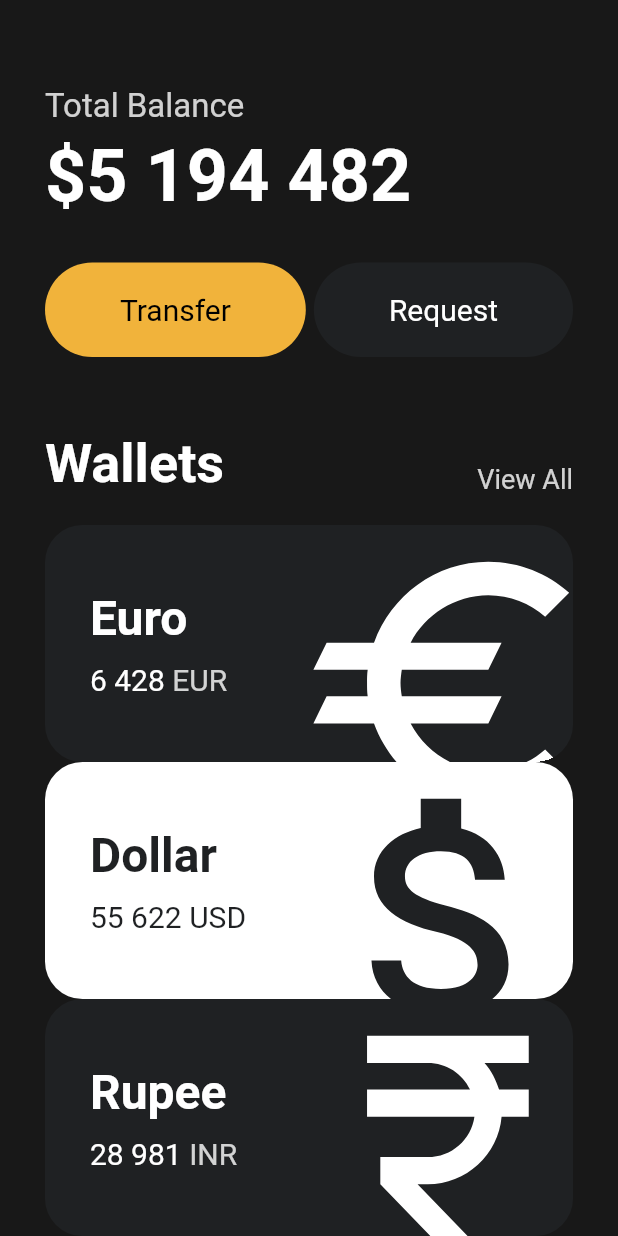
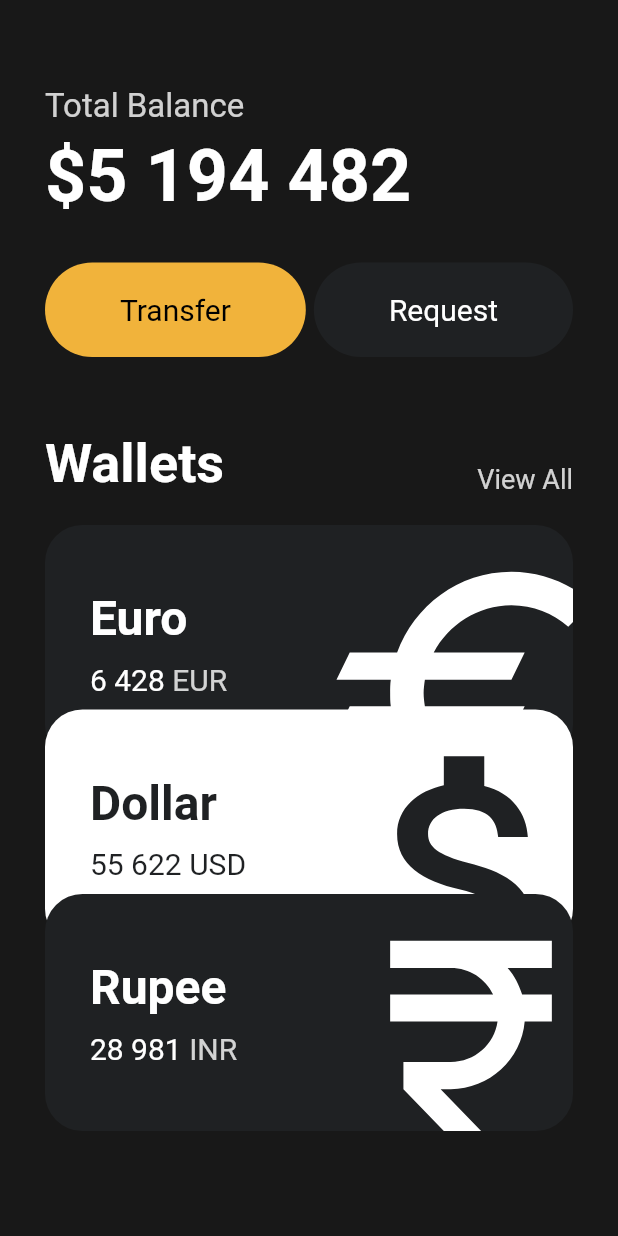
Before and after one commit to July249/flutter-tutorial, a Flutter app: the screen it shows after launch, scrolled down 146 dp, on a phone screen of 412 x 824 dp. Run offline on Flutter 3.47's test engine with Material 2 defaults, Android fonts, the phone set to English and light mode, and no system bars.

Commit message:
Transform.translate을 이용하여 카드 위치 이동

```diff
--- a/ui_challenge/lib/main.dart
+++ b/ui_challenge/lib/main.dart
@@ -116,26 +116,35 @@ class App extends StatelessWidget {
                 const SizedBox(
                   height: 20,
                 ),
-                const CurrencyCard(
+                Transform.translate(
+                  offset: const Offset(0, 0),
+                  child: const CurrencyCard(
                     icon: Icons.euro_outlined,
                     isInverted: false,
                     currentType: 'Euro',
                     currentUnit: 'EUR',
                     currentAmount: '6 428',
                   ),
-                const CurrencyCard(
+                ),
+                Transform.translate(
+                  offset: const Offset(0, -35),
+                  child: const CurrencyCard(
                     icon: Icons.attach_money_outlined,
                     isInverted: true,
                     currentType: 'Dollar',
                     currentUnit: 'USD',
                     currentAmount: '55 622',
                   ),
-                const CurrencyCard(
+                ),
+                Transform.translate(
+                  offset: const Offset(0, -70),
+                  child: const CurrencyCard(
                     icon: Icons.currency_rupee_outlined,
                     isInverted: false,
                     currentType: 'Rupee',
                     currentUnit: 'INR',
                     currentAmount: '28 981',
+                  ),
                 ),
               ],
             ),
--- a/ui_challenge/lib/widgets/currency_card.dart
+++ b/ui_challenge/lib/widgets/currency_card.dart
@@ -72,7 +72,7 @@ class CurrencyCard extends StatelessWidget {
             Transform.scale(
               scale: 2.2,
               child: Transform.translate(
-                offset: const Offset(-2, 12),
+                offset: const Offset(5, 15),
                 child: Icon(
                   icon,
                   color: isInverted ? _blackColor : Colors.white,
```
Lines whose indentation alone changed are shown as unchanged.
